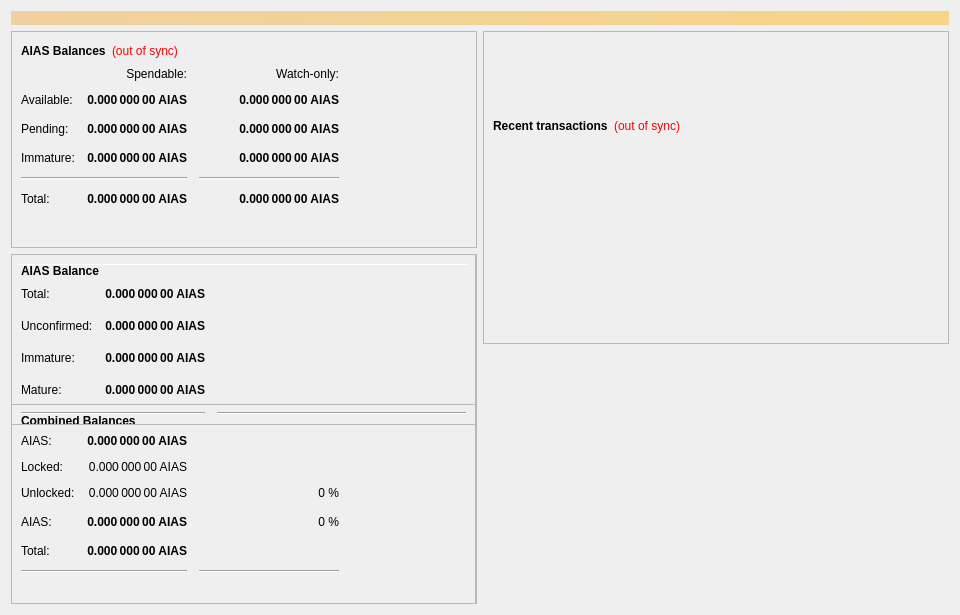
Old version of the form aias130/src/qt/forms/overviewpage.ui in the repository AIAScoinTechnologies/aiascoin.
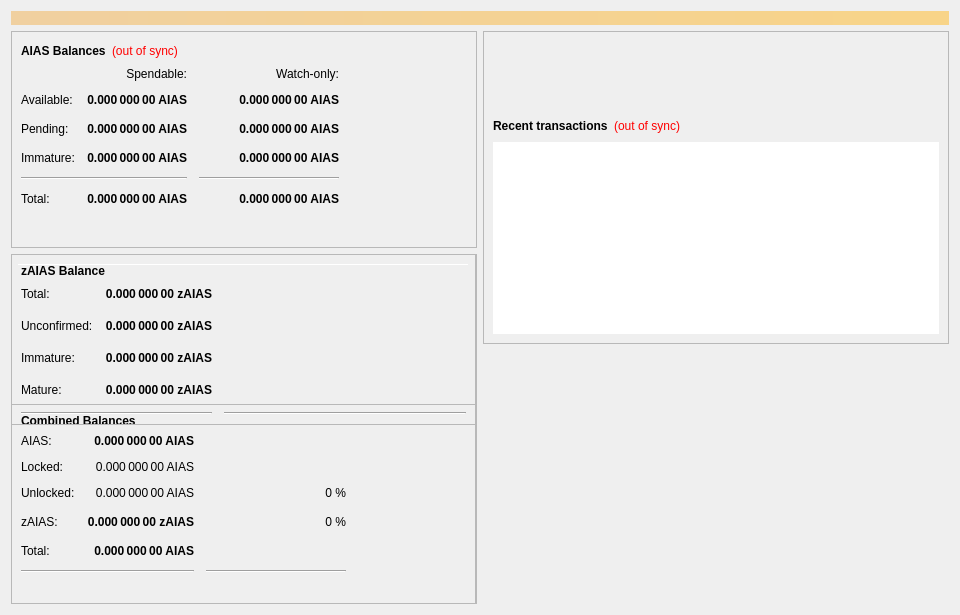
New version of the form.

Patch:
```diff
--- a/aias130/src/qt/forms/overviewpage.ui
+++ b/aias130/src/qt/forms/overviewpage.ui
@@ -963,7 +963,7 @@
                 <string>Total of transactions that have yet to be confirmed, and do not yet count toward the spendable balance</string>
                </property>
                <property name="text">
-                <string notr="true">0.000 000 00 AIAS</string>
+                <string notr="true">0.000 000 00 zAIAS</string>
                </property>
                <property name="alignment">
                 <set>Qt::AlignRight|Qt::AlignTrailing|Qt::AlignVCenter</set>
@@ -1056,7 +1056,7 @@
                 <string/>
                </property>
                <property name="text">
-                <string>AIAS:</string>
+                <string>zAIAS:</string>
                </property>
               </widget>
              </item>
@@ -1190,7 +1190,7 @@
                 </font>
                </property>
                <property name="text">
-                <string>AIAS Balance</string>
+                <string>zAIAS Balance</string>
                </property>
               </widget>
              </item>
@@ -1234,7 +1234,7 @@
                 <string>All available AIAS, unconfirmed and immature AIAS included.</string>
                </property>
                <property name="text">
-                <string notr="true">0.000 000 00 AIAS</string>
+                <string notr="true">0.000 000 00 zAIAS</string>
                </property>
                <property name="alignment">
                 <set>Qt::AlignRight|Qt::AlignTrailing|Qt::AlignVCenter</set>
@@ -1312,7 +1312,7 @@
 These AIAS are spendable.</string>
                </property>
                <property name="text">
-                <string>0.000 000 00 AIAS</string>
+                <string>0.000 000 00 zAIAS</string>
                </property>
                <property name="alignment">
                 <set>Qt::AlignRight|Qt::AlignTrailing|Qt::AlignVCenter</set>
@@ -1343,7 +1343,7 @@
 Immature: confirmed, but less than 1 mints of the same denomination after it was minted</string>
                </property>
                <property name="text">
-                <string>0.000 000 00 AIAS</string>
+                <string>0.000 000 00 zAIAS</string>
                </property>
                <property name="alignment">
                 <set>Qt::AlignRight|Qt::AlignTrailing|Qt::AlignVCenter</set>
@@ -1387,7 +1387,7 @@
 Immature: confirmed, but less than 1 mints of the same denomination after it was minted</string>
                </property>
                <property name="text">
-                <string>0.000 000 00 AIAS</string>
+                <string>0.000 000 00 zAIAS</string>
                </property>
                <property name="alignment">
                 <set>Qt::AlignRight|Qt::AlignTrailing|Qt::AlignVCenter</set>
@@ -1494,7 +1494,7 @@
           <item>
            <widget class="QListView" name="listTransactions">
             <property name="styleSheet">
-             <string notr="true">QListView { background: transparent; }</string>
+             <string notr="true">QListView</string>
             </property>
             <property name="frameShape">
              <enum>QFrame::NoFrame</enum>
```
